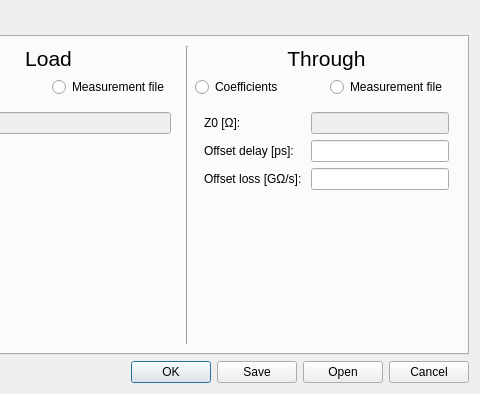
Above: Software/PC_Application/Calibration/calkitdialog.ui from jankae/LibreVNA before the change; both pictures show x 661 to 1141 and y 0 to 394 of the 1141 by 394 pixel window. Below: the same form after it.
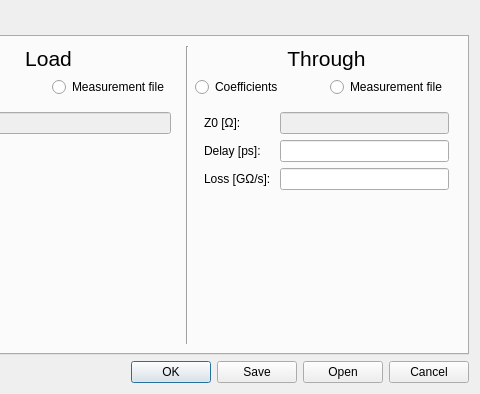
That is the form after the change. Custom widgets are drawn as their Qt base class.

```diff
--- a/Software/PC_Application/Calibration/calkitdialog.ui
+++ b/Software/PC_Application/Calibration/calkitdialog.ui
@@ -484,7 +484,7 @@
                <item row="1" column="0">
                 <widget class="QLabel" name="label_21">
                  <property name="text">
-                  <string>Offset delay [ps]:</string>
+                  <string>Delay [ps]:</string>
                  </property>
                 </widget>
                </item>
@@ -494,7 +494,7 @@
                <item row="2" column="0">
                 <widget class="QLabel" name="label_22">
                  <property name="text">
-                  <string>Offset loss [GΩ/s]: </string>
+                  <string>Loss [GΩ/s]: </string>
                  </property>
                 </widget>
                </item>
```
Left out of the diff: 4 changed lines with no effect on the pictures.
